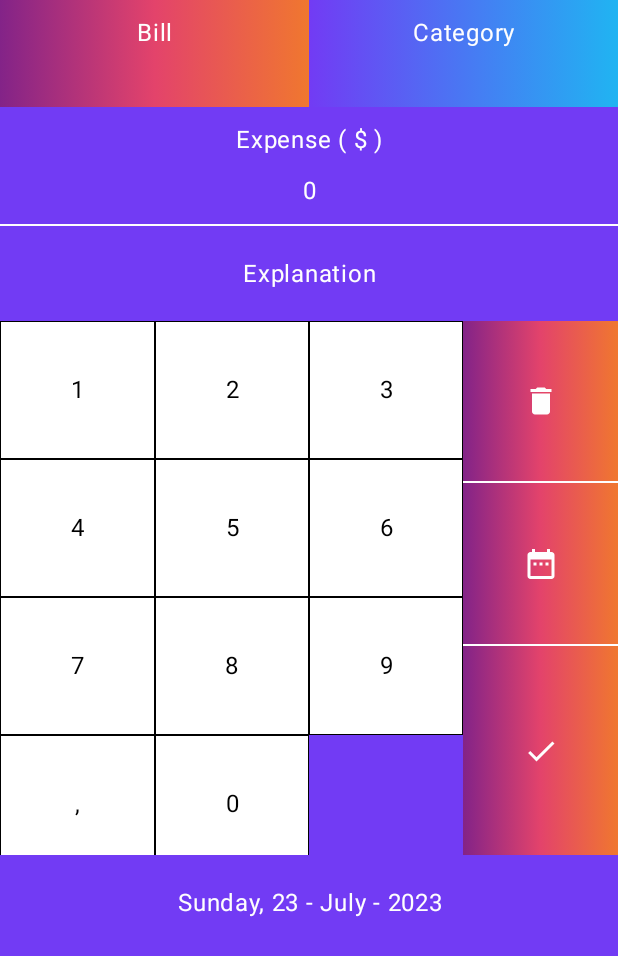
After one commit to EgeMert/saveable, an Android app built with Jetpack Compose: the composable AddExpenseContent called with empty values, on a phone screen of 412 x 824 dp. The commit adds this screen. Shown: the top 956 px of the screen. Run offline under Robolectric (Android 15) with nearby library versions, the phone set to English and light mode, and no system bars; our stand-ins replace accompanist.

Commit message:
ModalBottomSheetLayout added

```diff
--- /dev/null
+++ b/app/src/main/java/com/pixelcreative/saveable/components/AddExpenseContent.kt
@@ -0,0 +1,284 @@
+package com.pixelcreative.saveable.components
+
+import androidx.compose.foundation.BorderStroke
+import androidx.compose.foundation.background
+import androidx.compose.foundation.border
+import androidx.compose.foundation.layout.Arrangement
+import androidx.compose.foundation.layout.Box
+import androidx.compose.foundation.layout.Column
+import androidx.compose.foundation.layout.Row
+import androidx.compose.foundation.layout.Spacer
+import androidx.compose.foundation.layout.fillMaxHeight
+import androidx.compose.foundation.layout.fillMaxWidth
+import androidx.compose.foundation.layout.height
+import androidx.compose.foundation.layout.padding
+import androidx.compose.foundation.layout.size
+import androidx.compose.foundation.lazy.grid.GridCells
+import androidx.compose.foundation.lazy.grid.LazyVerticalGrid
+import androidx.compose.foundation.lazy.grid.items
+import androidx.compose.material.Divider
+import androidx.compose.material.Icon
+import androidx.compose.material.MaterialTheme
+import androidx.compose.material.Text
+import androidx.compose.material.icons.Icons
+import androidx.compose.material.icons.filled.Check
+import androidx.compose.material.icons.filled.DateRange
+import androidx.compose.material.icons.filled.Delete
+import androidx.compose.runtime.Composable
+import androidx.compose.ui.Alignment
+import androidx.compose.ui.Modifier
+import androidx.compose.ui.graphics.Brush
+import androidx.compose.ui.graphics.Color
+import androidx.compose.ui.platform.LocalConfiguration
+import androidx.compose.ui.text.style.TextAlign
+import androidx.compose.ui.tooling.preview.Preview
+import androidx.compose.ui.unit.dp
+import com.pixelcreative.saveable.ui.theme.BluishPurple
+import com.pixelcreative.saveable.ui.theme.DarkPurple
+import com.pixelcreative.saveable.ui.theme.OrangeCrush
+import com.pixelcreative.saveable.ui.theme.RougeRed
+import com.pixelcreative.saveable.ui.theme.White
+import com.pixelcreative.saveable.ui.theme.ZimaBlue
+
+
+@Composable
+fun AddExpenseContent(selectedBillType: String, selectedCategory: String) {
+    val desiredHeight = LocalConfiguration.current.screenHeightDp
+    Column(modifier = Modifier.size((desiredHeight / 1.3).dp)) {
+        Row(
+            modifier = Modifier
+                .fillMaxWidth()
+                .weight(1f)
+        ) {
+            Box(
+                modifier = Modifier
+                    .weight(1f)
+                    .background(
+                        brush = Brush.horizontalGradient(
+                            colors = listOf(
+                                DarkPurple,
+                                RougeRed,
+                                OrangeCrush
+                            )
+                        )
+                    )
+            ) {
+                Column {
+                    Text(
+                        text = "Bill",
+                        modifier = Modifier
+                            .fillMaxWidth()
+                            .padding(vertical = 10.dp),
+                        textAlign = TextAlign.Center,
+                        style = MaterialTheme.typography.body1,
+                        color = White
+                    )
+                    Text(
+                        text = selectedBillType,
+                        modifier = Modifier
+                            .fillMaxWidth()
+                            .padding(bottom = 10.dp),
+                        textAlign = TextAlign.Center,
+                        style = MaterialTheme.typography.body1,
+                        color = White
+                    )
+                }
+            }
+            Box(
+                modifier = Modifier
+                    .weight(1f)
+                    .background(
+                        brush = Brush.horizontalGradient(
+                            colors = listOf(
+                                BluishPurple,
+                                ZimaBlue,
+                            )
+                        )
+                    )
+            ) {
+                Column {
+                    Text(
+                        text = "Category",
+                        modifier = Modifier
+                            .fillMaxWidth()
+                            .padding(vertical = 10.dp),
+                        textAlign = TextAlign.Center,
+                        style = MaterialTheme.typography.body1,
+                        color = White
+                    )
+                    Text(
+                        text = selectedCategory,
+                        modifier = Modifier
+                            .fillMaxWidth()
+                            .padding(bottom = 10.dp),
+                        textAlign = TextAlign.Center,
+                        style = MaterialTheme.typography.body1,
+                        color = White
+                    )
+                }
+            }
+        }
+        Column(
+            modifier = Modifier
+                .background(BluishPurple)
+                .weight(2f), verticalArrangement = Arrangement.Top
+        ) {
+            Text(
+                text = "Expense ( \$ )",
+                modifier = Modifier
+                    .fillMaxWidth()
+                    .padding(top = 10.dp),
+                textAlign = TextAlign.Center,
+                style = MaterialTheme.typography.body1,
+                color = White
+            )
+            Spacer(modifier = Modifier.height(10.dp))
+            Text(
+                text = "0",
+                modifier = Modifier.fillMaxWidth(),
+                textAlign = TextAlign.Center,
+                style = MaterialTheme.typography.body1,
+                color = White
+            )
+            Spacer(modifier = Modifier.height(10.dp))
+            Divider(Modifier.fillMaxWidth(), color = White)
+            Box(modifier = Modifier.fillMaxHeight(), contentAlignment = Alignment.Center) {
+                Text(
+                    text = "Explanation",
+                    modifier = Modifier
+                        .fillMaxWidth()
+                        .padding(vertical = 10.dp),
+                    textAlign = TextAlign.Center,
+                    style = MaterialTheme.typography.body1,
+                    color = White
+                )
+            }
+        }
+        Row(
+            modifier = Modifier
+                .weight(5f)
+                .fillMaxHeight()
+        ) {
+            val numberList = listOf("1", "2", "3", "4", "5", "6", "7", "8", "9", ",", "0")
+            LazyVerticalGrid(
+                columns = GridCells.Fixed(3),
+                modifier = Modifier
+                    .fillMaxHeight()
+                    .weight(3f)
+            ) {
+                items(numberList) { number ->
+                    Box(
+                        modifier = Modifier
+                            .background(Color.White)
+                            .border(width = 0.3.dp, color = Color.Black)
+                            .size(92.dp),
+                        contentAlignment = Alignment.Center
+                    ) {
+                        Text(
+                            text = number,
+                            modifier = Modifier
+                                .fillMaxWidth(),
+                            textAlign = TextAlign.Center,
+                            style = MaterialTheme.typography.body1,
+                            color = Color.Black
+                        )
+                    }
+                }
+            }
+            Column(modifier = Modifier.weight(1f)) {
+                Box(
+                    modifier = Modifier
+                        .height(70.dp)
+                        .fillMaxWidth()
+                        .background(
+                            brush = Brush.horizontalGradient(
+                                colors = listOf(
+                                    DarkPurple,
+                                    RougeRed,
+                                    OrangeCrush
+                                )
+                            )
+                        )
+                        .weight(1f), contentAlignment = Alignment.Center
+                ) {
+                    Icon(
+                        imageVector = Icons.Filled.Delete,
+                        contentDescription = null,
+                        modifier = Modifier,
+                        tint = White
+                    )
+                }
+                Divider(Modifier.fillMaxWidth(), color = White)
+                Box(
+                    modifier = Modifier
+                        .height(70.dp)
+                        .fillMaxWidth()
+                        .weight(1f)
+                        .background(
+                            brush = Brush.horizontalGradient(
+                                colors = listOf(
+                                    DarkPurple,
+                                    RougeRed,
+                                    OrangeCrush
+                                )
+                            )
+                        ), contentAlignment = Alignment.Center
+                ) {
+                    Icon(
+                        imageVector = Icons.Filled.DateRange,
+                        contentDescription = null,
+                        modifier = Modifier,
+                        tint = White
+                    )
+                }
+                Divider(Modifier.fillMaxWidth(), color = White)
+                Box(
+                    modifier = Modifier
+                        .height(70.dp)
+                        .fillMaxWidth()
+                        .weight(1.3f)
+                        .background(
+                            brush = Brush.horizontalGradient(
+                                colors = listOf(
+                                    DarkPurple,
+                                    RougeRed,
+                                    OrangeCrush
+                                )
+                            )
+                        ), contentAlignment = Alignment.Center
+                ) {
+                    Icon(
+                        imageVector = Icons.Filled.Check,
+                        contentDescription = null,
+                        modifier = Modifier,
+                        tint = White
+                    )
+                }
+            }
+        }
+        Box(
+            modifier = Modifier
+                .fillMaxWidth()
+                .background(BluishPurple)
+                .weight(0.9f), contentAlignment = Alignment.Center
+        ) {
+            Text(
+                text = "Sunday, 23 - July - 2023",
+                modifier = Modifier
+                    .fillMaxWidth()
+                    .padding(vertical = 12.dp),
+                textAlign = TextAlign.Center,
+                style = MaterialTheme.typography.body1,
+                color = White
+            )
+        }
+
+    }
+
+}
+
+@Preview
+@Composable
+fun AddExpenseContentPreview() {
+    AddExpenseContent("Cash", "Shopping")
+}
--- a/app/src/main/java/com/pixelcreative/saveable/screens/expenses/ExpensesScreen.kt
+++ b/app/src/main/java/com/pixelcreative/saveable/screens/expenses/ExpensesScreen.kt
@@ -1,6 +1,7 @@
 package com.pixelcreative.saveable.screens.expenses
 
 import androidx.compose.foundation.background
+import androidx.compose.foundation.clickable
 import androidx.compose.foundation.layout.Arrangement
 import androidx.compose.foundation.layout.Box
 import androidx.compose.foundation.layout.Column
@@ -9,24 +10,48 @@ import androidx.compose.foundation.layout.Spacer
 import androidx.compose.foundation.layout.fillMaxHeight
 import androidx.compose.foundation.layout.fillMaxSize
 import androidx.compose.foundation.layout.fillMaxWidth
+import androidx.compose.foundation.layout.height
+import androidx.compose.foundation.layout.heightIn
+import androidx.compose.foundation.layout.navigationBarsPadding
 import androidx.compose.foundation.layout.padding
+import androidx.compose.foundation.layout.size
 import androidx.compose.foundation.layout.width
+import androidx.compose.foundation.lazy.grid.GridCells
+import androidx.compose.foundation.lazy.grid.LazyVerticalGrid
+import androidx.compose.foundation.lazy.grid.items
 import androidx.compose.foundation.shape.RoundedCornerShape
+import androidx.compose.material.Divider
 import androidx.compose.material.ExperimentalMaterialApi
+import androidx.compose.material.Icon
 import androidx.compose.material.MaterialTheme
+import androidx.compose.material.ModalBottomSheetLayout
+import androidx.compose.material.ModalBottomSheetValue
+import androidx.compose.material.Scaffold
 import androidx.compose.material.Text
+import androidx.compose.material.icons.Icons
+import androidx.compose.material.icons.filled.Check
+import androidx.compose.material.icons.filled.DateRange
+import androidx.compose.material.icons.filled.Delete
+import androidx.compose.material.rememberModalBottomSheetState
 import androidx.compose.runtime.Composable
 import androidx.compose.runtime.collectAsState
 import androidx.compose.runtime.getValue
 import androidx.compose.runtime.mutableDoubleStateOf
+import androidx.compose.runtime.rememberCoroutineScope
 import androidx.compose.runtime.saveable.rememberSaveable
 import androidx.compose.ui.Alignment
 import androidx.compose.ui.Modifier
 import androidx.compose.ui.draw.clip
 import androidx.compose.ui.graphics.Brush
+import androidx.compose.ui.graphics.Color
+import androidx.compose.ui.graphics.vector.ImageVector
+import androidx.compose.ui.platform.LocalConfiguration
+import androidx.compose.ui.platform.LocalContext
 import androidx.compose.ui.text.style.TextAlign
+import androidx.compose.ui.tooling.preview.Preview
 import androidx.compose.ui.unit.dp
 import androidx.hilt.navigation.compose.hiltViewModel
+import com.pixelcreative.saveable.components.AddExpenseContent
 import com.pixelcreative.saveable.components.DailyLimitCard
 import com.pixelcreative.saveable.components.SummaryCard
 import com.pixelcreative.saveable.components.TotalBalanceCard
@@ -39,11 +64,15 @@ import com.pixelcreative.saveable.navigation.Router
 import com.pixelcreative.saveable.ui.theme.BlackHtun
 import com.pixelcreative.saveable.ui.theme.BluishPurple
 import com.pixelcreative.saveable.ui.theme.BonusLevel
+import com.pixelcreative.saveable.ui.theme.DarkPurple
 import com.pixelcreative.saveable.ui.theme.InvasiveIndigo
 import com.pixelcreative.saveable.ui.theme.MediumSpringGreen
+import com.pixelcreative.saveable.ui.theme.OrangeCrush
 import com.pixelcreative.saveable.ui.theme.RadicalRed
+import com.pixelcreative.saveable.ui.theme.RougeRed
 import com.pixelcreative.saveable.ui.theme.White
 import com.pixelcreative.saveable.ui.theme.ZimaBlue
+import kotlinx.coroutines.launch
 
 @Composable
 @ExperimentalMaterialApi
@@ -57,7 +86,20 @@ fun ExpensesScreen(
     val dailyExpense = expensesScreenViewModel.dailyExpense.collectAsState().value
 
     val dailyLimit by rememberSaveable { mutableDoubleStateOf(500.00) }
-
+    val sheetState =
+        rememberModalBottomSheetState(initialValue = ModalBottomSheetValue.Hidden)
+    val scope = rememberCoroutineScope()
+    ModalBottomSheetLayout(
+        modifier = Modifier.navigationBarsPadding(),
+        scrimColor = Color.Black.copy(alpha = 0.3f),
+        sheetContent = {
+            AddExpenseContent(
+                selectedBillType = "Card",
+                selectedCategory = "Shopping"
+            )
+        },
+        sheetState = sheetState
+    ) {
         Column(
             modifier = Modifier
                 .fillMaxSize()
@@ -129,6 +171,11 @@ fun ExpensesScreen(
             ) {
                 Column(
                     modifier = Modifier
+                        .clickable {
+                            scope.launch {
+                                sheetState.show()
+                            }
+                        }
                         .clip(RoundedCornerShape(8.dp))
                         .background(
                             brush = Brush.horizontalGradient(
@@ -152,6 +199,12 @@ fun ExpensesScreen(
 
                 Column(
                     modifier = Modifier
+                        .clickable {
+                            scope.launch {
+                                sheetState.show()
+
+                            }
+                        }
                         .clip(RoundedCornerShape(8.dp))
                         .background(
                             brush = Brush.horizontalGradient(
@@ -173,6 +226,7 @@ fun ExpensesScreen(
             }
         }
     }
+}
 
 fun getRecentExpense(dailyExpense: Expense?): List<ExpenseDetail>? {
     return dailyExpense?.let { latestExpense ->
@@ -181,3 +235,9 @@ fun getRecentExpense(dailyExpense: Expense?): List<ExpenseDetail>? {
         }?.reversed()
     }
 }
+
+@Preview
+@Composable
+fun AddExpenseContentPreview() {
+    AddExpenseContent("Cash", "Shopping")
+}
--- a/app/src/main/java/com/pixelcreative/saveable/ui/theme/Color.kt
+++ b/app/src/main/java/com/pixelcreative/saveable/ui/theme/Color.kt
@@ -23,3 +23,6 @@ val MediumSpringGreen = Color(0xFF07F49E)
 val InvasiveIndigo = Color(0xFF42047E)
 val BonusLevel = Color(0xFFFF9f0A)
 val RadicalRed = Color(0xFFFF375F)
+val DarkPurple = Color(0xFFF832388)
+val RougeRed = Color(0xFFE3436B)
+val OrangeCrush = Color(0xFFF0772F)
```
Lines whose indentation alone changed are shown as unchanged.
